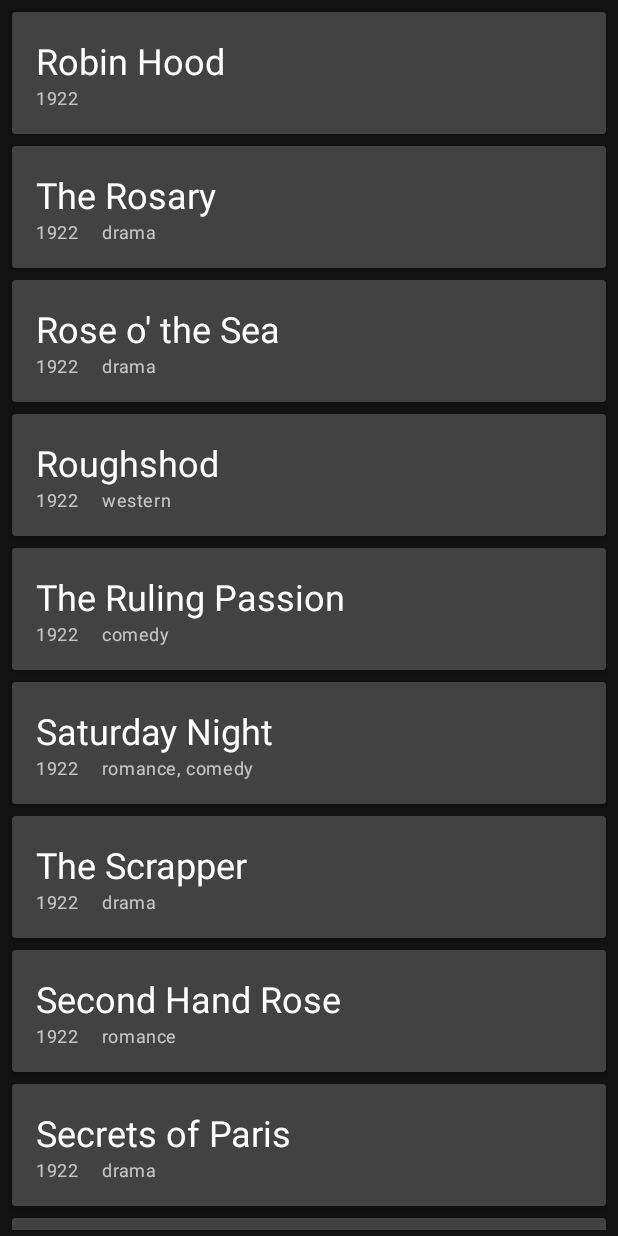
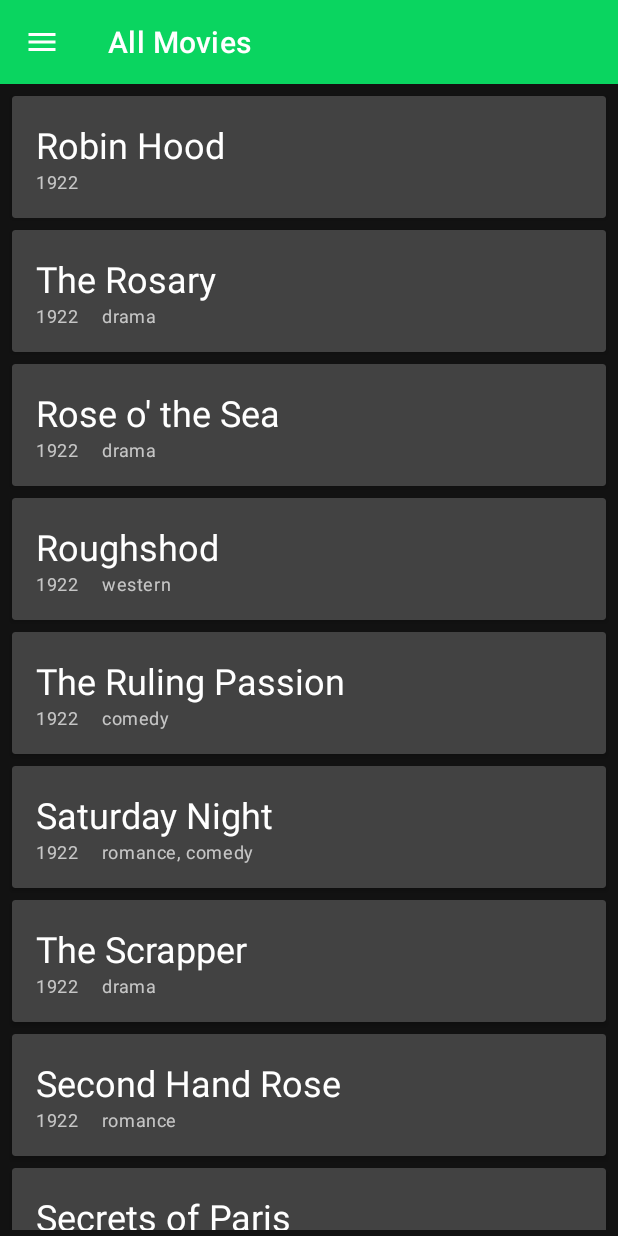
Before and after one commit to Rolfrider/androidlevelup_spring2019Homework, an Android app: the screen it shows after launch (HomeActivity), on a phone screen of 412 x 824 dp. Run offline under Robolectric (Android 15) with nearby library versions, the phone set to English and light mode, and no system bars.

Commit message:
Add done Homework 3

```diff
--- a/ALU3/app/src/main/java/pl/daftacademy/androidlevelup/view/home/HomeActivity.kt
+++ b/ALU3/app/src/main/java/pl/daftacademy/androidlevelup/view/home/HomeActivity.kt
@@ -1,13 +1,60 @@
 package pl.daftacademy.androidlevelup.view.home
 
 import android.os.Bundle
+import android.view.MenuItem
 import androidx.appcompat.app.AppCompatActivity
+import androidx.core.view.GravityCompat
+import kotlinx.android.synthetic.main.activity_home.*
 import pl.daftacademy.androidlevelup.R
+import pl.daftacademy.androidlevelup.view.movies.MoviesFragment
 
 class HomeActivity : AppCompatActivity() {
 
     override fun onCreate(savedInstanceState: Bundle?) {
         super.onCreate(savedInstanceState)
         setContentView(R.layout.activity_home)
+        nav.setNavigationItemSelectedListener { changePage(item = it) }
+        if (savedInstanceState == null) showPage("", addToBackStack = false)
+        setSupportActionBar(toolbar)
+
+        supportActionBar?.apply {
+            setDisplayHomeAsUpEnabled(true)
+            setHomeAsUpIndicator(R.drawable.ic_menu)
+            title = "All Movies"
+        }
     }
+
+    override fun onOptionsItemSelected(item: MenuItem) =
+        when (item.itemId) {
+            android.R.id.home -> {
+                drawer.openDrawer(GravityCompat.START)
+                true
+            }
+            else -> super.onOptionsItemSelected(item)
+        }
+
+    private fun changePage(item: MenuItem): Boolean {
+        when (item.itemId) {
+            R.id.action_all -> showPage("")
+            R.id.action_action -> showPage("Action")
+            R.id.action_comedy -> showPage("Comedy")
+            R.id.action_crime -> showPage("Crime")
+            R.id.action_horror -> showPage("Horror")
+            R.id.action_romance -> showPage("Romance")
+            else -> return false
+        }
+        item.isChecked = true
+        toolbar.title = item.title
+        drawer.closeDrawers()
+        return true
+    }
+
+    private fun showPage(genre: String, addToBackStack: Boolean = false) {
+        supportFragmentManager
+            .beginTransaction()
+            .replace(R.id.container, MoviesFragment.create(genre))
+            .apply { if(addToBackStack) addToBackStack(null) }
+            .commit()
+    }
+
 }
--- a/ALU3/app/src/main/java/pl/daftacademy/androidlevelup/view/movies/MoviesFragment.kt
+++ b/ALU3/app/src/main/java/pl/daftacademy/androidlevelup/view/movies/MoviesFragment.kt
@@ -1,7 +1,6 @@
 package pl.daftacademy.androidlevelup.view.movies
 
 import android.os.Bundle
-import android.util.Log
 import android.view.LayoutInflater
 import android.view.View
 import android.view.ViewGroup
@@ -10,6 +9,9 @@ import androidx.lifecycle.ViewModelProviders
 import kotlinx.android.synthetic.main.fragment_movies.*
 import pl.daftacademy.androidlevelup.R
 import pl.daftacademy.androidlevelup.view.viewmodel.MoviesViewModel
+
+
+const val GENRE_EXTRA = "GENRE_EXTRA"
 
 class MoviesFragment : Fragment() {
 
@@ -20,7 +22,22 @@ class MoviesFragment : Fragment() {
             inflater.inflate(R.layout.fragment_movies, container, false)
 
     override fun onViewCreated(view: View, savedInstanceState: Bundle?) {
+        val category = arguments?.getString(GENRE_EXTRA) ?: throw IllegalStateException("Required genre argument")
         recyclerView.adapter = adapter
-        adapter.items = viewModel.getMovies()
+        if (category.isEmpty()) {
+            adapter.items = viewModel.getMovies()
+        }else{
+            adapter.items = viewModel.getMoviesOfGenre(category)
+        }
+    }
+
+    companion object {
+        fun create(genre: String): MoviesFragment {
+            val fragment = MoviesFragment()
+            val args = Bundle()
+            args.putString(GENRE_EXTRA, genre)
+            fragment.arguments = args
+            return fragment
+        }
     }
 }
--- a/ALU3/app/src/main/java/pl/daftacademy/androidlevelup/view/viewmodel/MoviesViewModel.kt
+++ b/ALU3/app/src/main/java/pl/daftacademy/androidlevelup/view/viewmodel/MoviesViewModel.kt
@@ -9,4 +9,6 @@ class MoviesViewModel(application: Application): AndroidViewModel(application) {
     private val movieDao: MovieDao = MovieFileDao(getApplication())
 
     fun getMovies() = movieDao.getAllMovies()
+
+    fun getMoviesOfGenre(genre: String) = getMovies().filter { it.genres.contains(genre)}
 }
--- /dev/null
+++ b/ALU3/app/src/main/res/drawable/ic_menu.xml
@@ -0,0 +1,5 @@
+<vector android:height="24dp" android:tint="#FFFFFF"
+    android:viewportHeight="24.0" android:viewportWidth="24.0"
+    android:width="24dp" xmlns:android="http://schemas.android.com/apk/res/android">
+    <path android:fillColor="#FF000000" android:pathData="M3,18h18v-2L3,16v2zM3,13h18v-2L3,11v2zM3,6v2h18L21,6L3,6z"/>
+</vector>
--- a/ALU3/app/src/main/res/layout/activity_home.xml
+++ b/ALU3/app/src/main/res/layout/activity_home.xml
@@ -1,18 +1,37 @@
 <?xml version="1.0" encoding="utf-8"?>
-<androidx.constraintlayout.widget.ConstraintLayout
+<androidx.drawerlayout.widget.DrawerLayout
         xmlns:android="http://schemas.android.com/apk/res/android"
         xmlns:app="http://schemas.android.com/apk/res-auto"
         android:layout_width="match_parent"
-        android:layout_height="match_parent">
+        android:layout_height="match_parent"
+        android:id="@+id/drawer">
 
-    <fragment
-            android:name="pl.daftacademy.androidlevelup.view.movies.MoviesFragment"
-            android:id="@+id/fragment"
-            android:layout_width="0dp"
-            android:layout_height="0dp"
-            app:layout_constraintTop_toTopOf="parent"
-            app:layout_constraintBottom_toBottomOf="parent"
-            app:layout_constraintStart_toStartOf="parent"
-            app:layout_constraintEnd_toEndOf="parent"/>
+    <LinearLayout
+            android:orientation="vertical"
+            android:layout_width="match_parent"
+            android:layout_height="match_parent">
 
-</androidx.constraintlayout.widget.ConstraintLayout>
+
+        <androidx.appcompat.widget.Toolbar
+                android:id="@+id/toolbar"
+                android:layout_width="match_parent"
+                android:layout_height="?attr/actionBarSize"
+                android:background="?attr/colorPrimary"/>
+
+        <FrameLayout
+                android:id="@+id/container"
+                android:layout_width="match_parent"
+                android:layout_height="match_parent"/>
+
+    </LinearLayout>
+
+    <com.google.android.material.navigation.NavigationView
+            android:id="@+id/nav"
+            android:layout_width="wrap_content"
+            android:layout_height="match_parent"
+            android:layout_gravity="start"
+            app:headerLayout="@layout/header_navigation_drawer"
+            app:menu="@menu/menu_navigation_drawer"/>
+
+
+</androidx.drawerlayout.widget.DrawerLayout>
--- a/ALU3/app/src/main/res/layout/viewholder_movie.xml
+++ b/ALU3/app/src/main/res/layout/viewholder_movie.xml
@@ -46,7 +46,7 @@
                 android:layout_marginBottom="16dp"
                 tools:text="Crime, Drama"
                 style="@style/TextAppearance.MaterialComponents.Caption"
-                app:layout_constraintTop_toBottomOf="@+id/txtName"
+                app:layout_constraintTop_toBottomOf="@+id/txtTitle"
                 app:layout_constraintBottom_toBottomOf="parent"
                 app:layout_constraintStart_toEndOf="@+id/txtYear"
                 app:layout_constraintEnd_toEndOf="parent"/>
--- /dev/null
+++ b/ALU3/app/src/main/res/menu/menu_navigation_drawer.xml
@@ -0,0 +1,31 @@
+<?xml version="1.0" encoding="utf-8"?>
+<menu xmlns:android="http://schemas.android.com/apk/res/android">
+    <group android:checkableBehavior="single">
+        <item
+                android:id="@+id/action_all"
+                android:icon="@drawable/ic_movies"
+                android:title="@string/menu_all"
+                android:checked="true"/>
+        <item
+                android:id="@+id/action_action"
+                android:icon="@drawable/ic_action"
+                android:title="@string/menu_action"/>
+        <item
+                android:id="@+id/action_comedy"
+                android:icon="@drawable/ic_comedy"
+                android:title="@string/menu_comedy"/>
+        <item
+                android:id="@+id/action_crime"
+                android:icon="@drawable/ic_crime"
+                android:title="@string/menu_crime"/>
+        <item
+                android:id="@+id/action_horror"
+                android:icon="@drawable/ic_horror"
+                android:title="@string/menu_horror"/>
+        <item
+                android:id="@+id/action_romance"
+                android:icon="@drawable/ic_romance"
+                android:title="@string/menu_romance"/>
+
+    </group>
+</menu>
--- a/ALU3/app/src/main/res/values/strings.xml
+++ b/ALU3/app/src/main/res/values/strings.xml
@@ -1,3 +1,9 @@
 <resources>
     <string name="app_name">Android LevelUp</string>
+    <string name="menu_all">All movies</string>
+    <string name="menu_action">Action</string>
+    <string name="menu_comedy">Comedy</string>
+    <string name="menu_crime">Crime</string>
+    <string name="menu_horror">Horror</string>
+    <string name="menu_romance">Romance</string>
 </resources>
```
